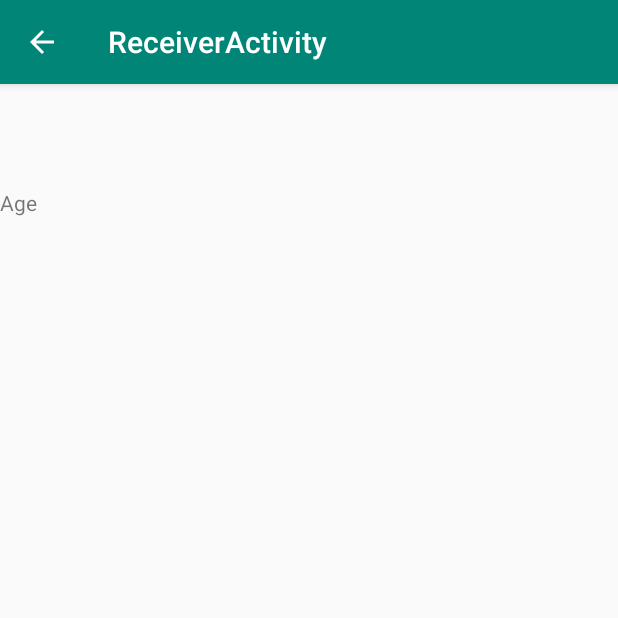
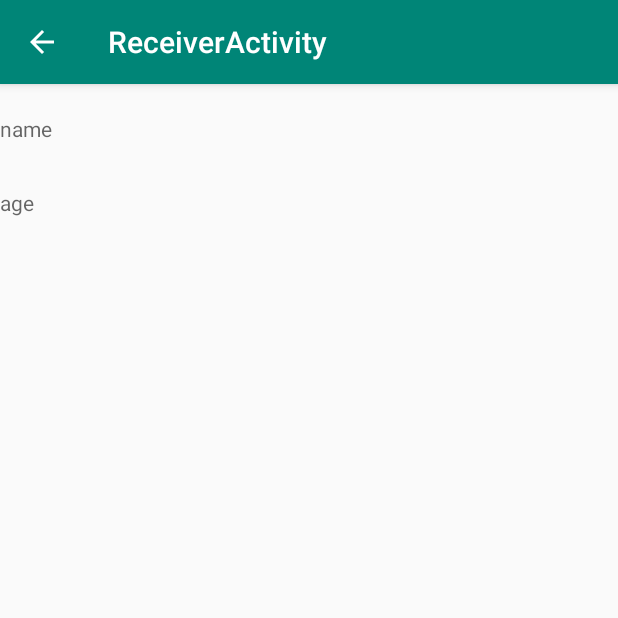
Before and after one commit to mmaina8/IntentExtras, an Android app: the screen it shows after launch (ReceiverActivity), after a tap on "SEND", on a phone screen of 412 x 824 dp, the top half of it. Run offline under Robolectric (Android 15) with nearby library versions, the phone set to English and light mode, and no system bars; 1 statement that could not run was skipped.

Commit message:
Updated activity

```diff
--- a/app/src/main/java/com/example/intentextras/MainActivity.java
+++ b/app/src/main/java/com/example/intentextras/MainActivity.java
@@ -32,14 +32,14 @@ public class MainActivity extends AppCompatActivity {
         btnSend.setOnClickListener(new View.OnClickListener() {
             @Override
             public void onClick(View v) {
-//                Intent myIntent= new Intent(getBaseContext(),ReceiverActivity.class);
-//                myIntent.putExtra("Value1",9);
-//                myIntent.putExtra("Value2",10);
+                Intent myIntent= new Intent(getBaseContext(),ReceiverActivity.class);
+                myIntent.putExtra("name",etName.getText().toString());
+                myIntent.putExtra("age",Integer.parseInt(etAge.getText().toString()));
+                startActivity(myIntent);
+
+//                Intent myIntent = new Intent(MainActivity.this, ReceiverActivity.class);
+//                myIntent.putExtra("intVariableName",);
 //                startActivity(myIntent);
-
-                Intent myIntent = new Intent(MainActivity.this, ReceiverActivity.class);
-                myIntent.putExtra("intVariableName", 20);
-                startActivity(myIntent);
             }
         });
 
--- a/app/src/main/java/com/example/intentextras/ReceiverActivity.java
+++ b/app/src/main/java/com/example/intentextras/ReceiverActivity.java
@@ -23,13 +23,13 @@ public class ReceiverActivity extends AppCompatActivity {
 
         tvName = findViewById(R.id.tvName);
         tvAge = findViewById(R.id.tvAge);
-        String savedExtra = getIntent().getStringExtra("Value1");
+        String savedExtra = getIntent().getStringExtra("name");
         tvName.setText(savedExtra);
 //        int savedExtraNumber = getIntent().getIntExtra("Value2",89);
 //        tvAge.setText(savedExtraNumber);
 
         Intent mIntent = getIntent();
-        int intValue = mIntent.getIntExtra("intVariableName", 0);
+        int tvAge = mIntent.getIntExtra("age", 0);
 
 //        FloatingActionButton fab = findViewById(R.id.fab);
 //        fab.setOnClickListener(new View.OnClickListener() {
--- a/app/src/main/res/layout/activity_receiver.xml
+++ b/app/src/main/res/layout/activity_receiver.xml
@@ -29,13 +29,13 @@
         <TextView
             android:id="@+id/tvName"
             android:layout_width="match_parent"
-            android:text="Name"
+            android:hint="name"
             android:layout_height="wrap_content"
             android:layout_marginTop="20dp"/>
 
         <TextView
             android:id="@+id/tvAge"
-            android:text="Age"
+            android:hint="age"
             android:layout_width="match_parent"
             android:layout_height="wrap_content"
             android:layout_marginTop="30dp"/>
```
